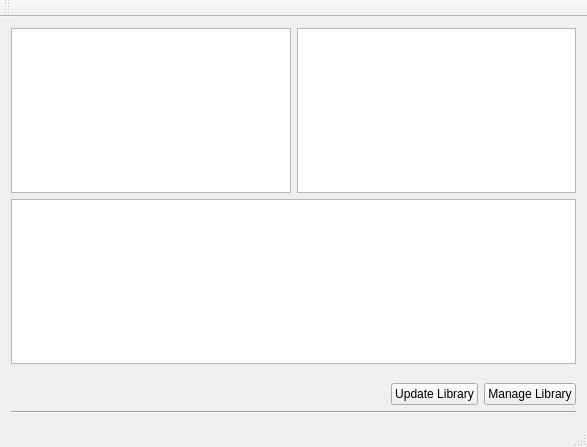
Qt form mainwindow.ui (alanbrady/MusicOnDemand) before a commit.
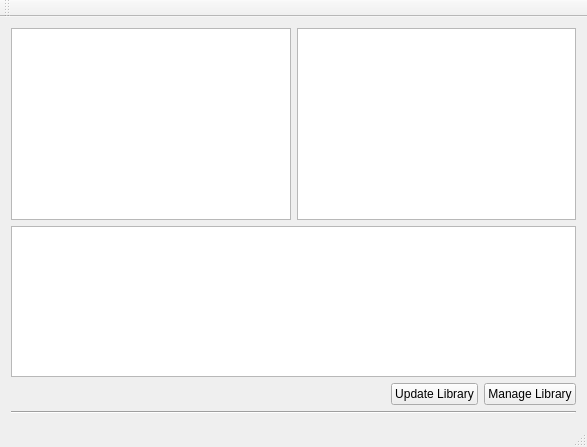
The same form after that commit.

Patch:
```diff
--- a/mainwindow.ui
+++ b/mainwindow.ui
@@ -18,28 +18,29 @@
     <item>
      <layout class="QHBoxLayout" name="horizontalLayout">
       <item>
-       <widget class="QListView" name="artistList"/>
+       <widget class="QListView" name="artistList">
+        <property name="sizePolicy">
+         <sizepolicy hsizetype="Expanding" vsizetype="Fixed">
+          <horstretch>0</horstretch>
+          <verstretch>0</verstretch>
+         </sizepolicy>
+        </property>
+       </widget>
       </item>
       <item>
-       <widget class="QListView" name="albumList"/>
+       <widget class="QListView" name="albumList">
+        <property name="sizePolicy">
+         <sizepolicy hsizetype="Expanding" vsizetype="Fixed">
+          <horstretch>0</horstretch>
+          <verstretch>0</verstretch>
+         </sizepolicy>
+        </property>
+       </widget>
       </item>
      </layout>
     </item>
     <item>
-     <widget class="QListView" name="listView"/>
-    </item>
-    <item>
-     <spacer name="verticalSpacer">
-      <property name="orientation">
-       <enum>Qt::Vertical</enum>
-      </property>
-      <property name="sizeHint" stdset="0">
-       <size>
-        <width>20</width>
-        <height>40</height>
-       </size>
-      </property>
-     </spacer>
+     <widget class="QTableView" name="songView"/>
     </item>
     <item>
      <layout class="QHBoxLayout" name="horizontalLayout_2">
```
